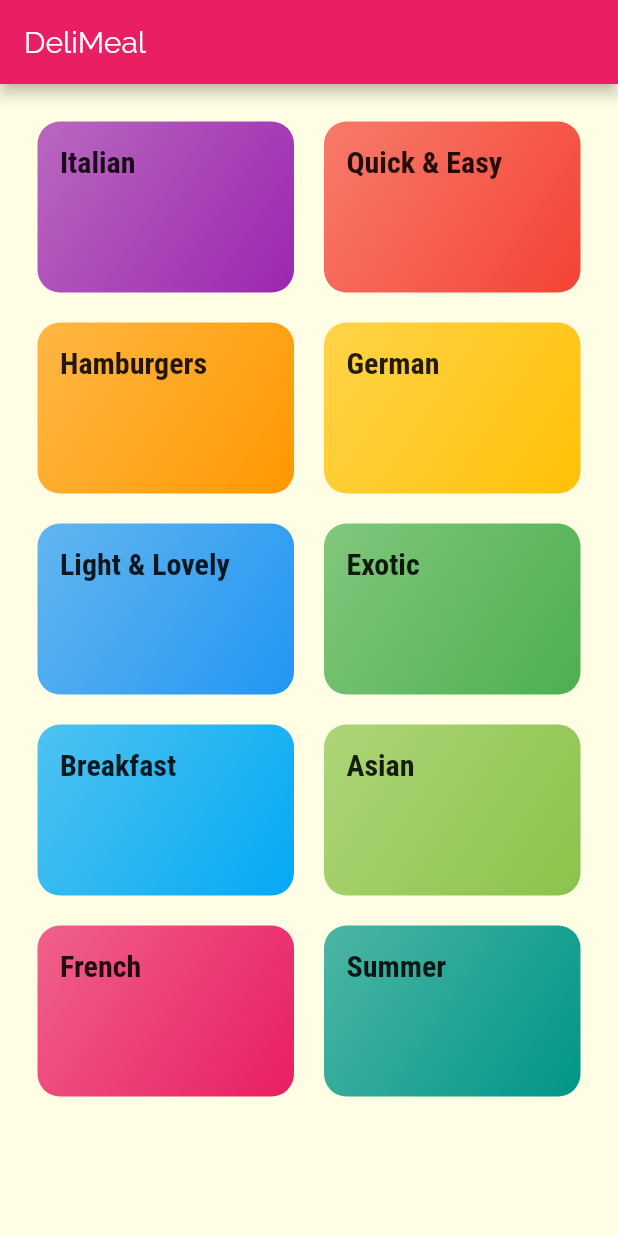
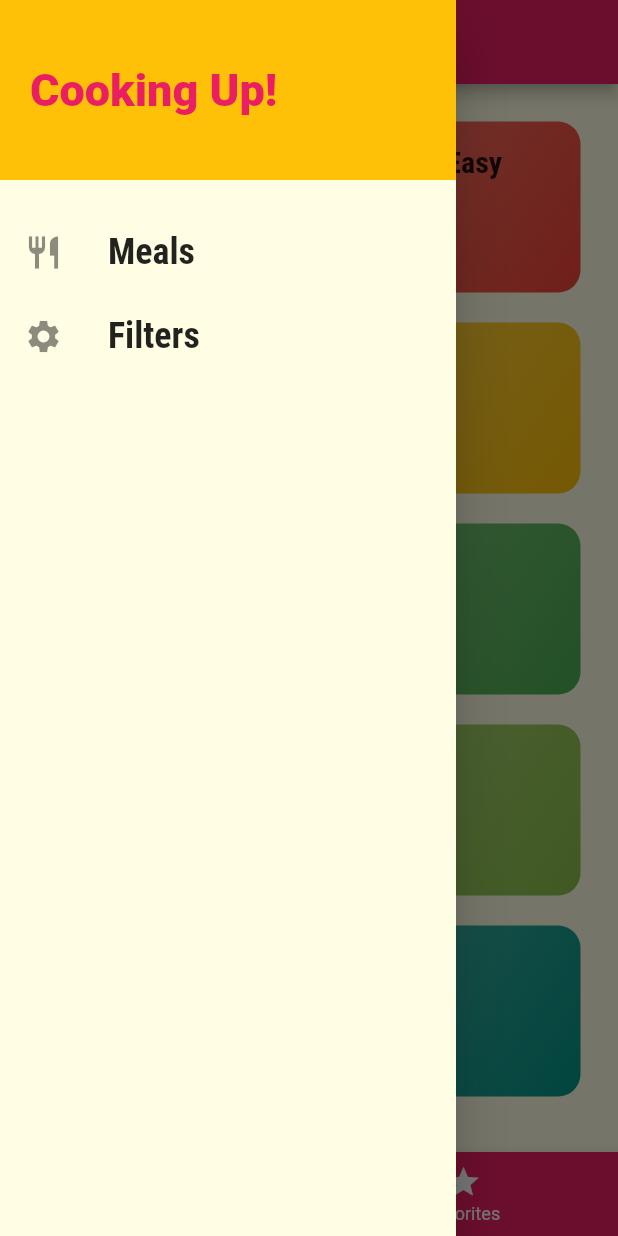
Before and after one commit to DanKheadies/amfd_meals_app, a Flutter app: the screen it shows after launch, with the side drawer open (before the commit the screen has no drawer), on a phone screen of 412 x 824 dp. Run offline on Flutter 3.47's test engine with Material 2 defaults, Android fonts, the phone set to English and light mode, and no system bars.

Commit message:
S7 (complete)

```diff
--- a/lib/main.dart
+++ b/lib/main.dart
@@ -1,15 +1,75 @@
 import 'package:flutter/material.dart';
+import 'package:flutter/cupertino.dart';
+import 'package:meals_app/screens/tabs_screen.dart';
 
+import './dummy_data.dart';
+import './models/meal.dart';
 import './screens/category_meals_screen.dart';
 import './screens/categories_screen.dart';
+import './screens/filters_screen.dart';
 import './screens/meal_detail_screen.dart';
+import './screens/tabs_screen.dart';
 
 void main() {
   runApp(MyApp());
 }
 
-class MyApp extends StatelessWidget {
+class MyApp extends StatefulWidget {
   // This widget is the root of your application.
+  @override
+  _MyAppState createState() => _MyAppState();
+}
+
+class _MyAppState extends State<MyApp> {
+  Map<String, bool> _filters = {
+    'gluten': false,
+    'lactose': false,
+    'vegetarian': false,
+    'vegan': false,
+  };
+  List<Meal> _availableMeals = DUMMY_MEALS;
+  List<Meal> _favoriteMeals = [];
+
+  void _setFilters(Map<String, bool> filterData) {
+    setState(() {
+      _filters = filterData;
+
+      _availableMeals = DUMMY_MEALS.where((meal) {
+        if (_filters['gluten'] && !meal.isGlutenFree) {
+          return false;
+        } else if (_filters['lactose'] && !meal.isLactoseFree) {
+          return false;
+        } else if (_filters['vegetarian'] && !meal.isVegetarian) {
+          return false;
+        } else if (_filters['vegan'] && !meal.isVegan) {
+          return false;
+        }
+        return true;
+      }).toList();
+    });
+  }
+
+  void _toggleFavorites(String mealId) {
+    final existingIndex =
+        _favoriteMeals.indexWhere((meal) => meal.id == mealId);
+
+    if (existingIndex >= 0) {
+      setState(() {
+        _favoriteMeals.removeAt(existingIndex);
+      });
+    } else {
+      setState(() {
+        _favoriteMeals.add(
+          DUMMY_MEALS.firstWhere((meal) => meal.id == mealId),
+        );
+      });
+    }
+  }
+
+  bool _isMealFavorite(String id) {
+    return _favoriteMeals.any((meal) => meal.id == id);
+  }
+
   @override
   Widget build(BuildContext context) {
     return MaterialApp(
@@ -37,10 +97,27 @@ class MyApp extends StatelessWidget {
       // home: CategoriesScreen(),
       // initialRoute: '/',
       routes: {
-        '/': (ctx) => CategoriesScreen(),
-        CategoryMealsScreen.routeName: (ctx) => CategoryMealsScreen(),
-        MealDetailScreen.routeName: (ctx) => MealDetailScreen(),
+        '/': (ctx) => TabsScreen(_favoriteMeals),
+        TabsScreen.routeName: (ctx) => TabsScreen(_favoriteMeals),
+        CategoryMealsScreen.routeName: (ctx) => CategoryMealsScreen(
+              _availableMeals,
+            ),
+        MealDetailScreen.routeName: (ctx) => MealDetailScreen(
+              _toggleFavorites,
+              _isMealFavorite,
+            ),
+        FiltersScreen.routeName: (ctx) => FiltersScreen(
+              _filters,
+              _setFilters,
+            ),
       },
+      // onGenerateRoute: (settings) {
+      //   print(settings.arguments);
+      //   return CupertinoPageRoute(builder: (ctx) => CategoriesScreen());
+      // },
+      // onUnknownRoute: (settings) {
+      //   return CupertinoPageRoute(builder: (ctx) => CategoriesScreen());
+      // },
     );
   }
 }
--- a/lib/screens/categories_screen.dart
+++ b/lib/screens/categories_screen.dart
@@ -6,11 +6,7 @@ import '../widgets/category_item.dart';
 class CategoriesScreen extends StatelessWidget {
   @override
   Widget build(BuildContext context) {
-    return Scaffold(
-      appBar: AppBar(
-        title: const Text('DeliMeal'),
-      ),
-      body: GridView(
+    return GridView(
       padding: const EdgeInsets.all(25),
       children: DUMMY_CATEGORIES
           .map(
@@ -27,7 +23,6 @@ class CategoriesScreen extends StatelessWidget {
         crossAxisSpacing: 20,
         mainAxisSpacing: 20,
       ),
-      ),
     );
   }
 }
--- /dev/null
+++ b/lib/screens/tabs_screen.dart
@@ -0,0 +1,71 @@
+import 'package:flutter/material.dart';
+
+import './categories_screen.dart';
+import './favorites_screen.dart';
+import '../models/meal.dart';
+import '../widgets/main_drawer.dart';
+
+class TabsScreen extends StatefulWidget {
+  static const routeName = '/tabs';
+
+  final List<Meal> favoriteMeals;
+
+  TabsScreen(this.favoriteMeals);
+
+  @override
+  _TabsScreenState createState() => _TabsScreenState();
+}
+
+class _TabsScreenState extends State<TabsScreen> {
+  List<Map<String, Object>> _pages;
+  int _selectedPageIndex = 0;
+
+  @override
+  void initState() {
+    _pages = [
+      {
+        'page': CategoriesScreen(),
+        'title': 'Categories',
+      },
+      {
+        'page': FavoritesScreen(widget.favoriteMeals),
+        'title': 'Your Favorites',
+      },
+    ];
+    super.initState();
+  }
+
+  void _selectPage(int index) {
+    setState(() {
+      _selectedPageIndex = index;
+    });
+  }
+
+  @override
+  Widget build(BuildContext context) {
+    return Scaffold(
+      appBar: AppBar(
+        title: Text(_pages[_selectedPageIndex]['title']),
+      ),
+      drawer: MainDrawer(),
+      body: _pages[_selectedPageIndex]['page'],
+      bottomNavigationBar: BottomNavigationBar(
+        onTap: _selectPage,
+        backgroundColor: Theme.of(context).primaryColor,
+        unselectedItemColor: Colors.white,
+        selectedItemColor: Theme.of(context).accentColor,
+        currentIndex: _selectedPageIndex,
+        items: [
+          BottomNavigationBarItem(
+            icon: Icon(Icons.category),
+            label: 'Categories',
+          ),
+          BottomNavigationBarItem(
+            icon: Icon(Icons.star),
+            label: 'Favorites',
+          ),
+        ],
+      ),
+    );
+  }
+}
--- /dev/null
+++ b/lib/widgets/main_drawer.dart
@@ -0,0 +1,58 @@
+import 'package:flutter/material.dart';
+
+import '../screens/filters_screen.dart';
+import '../screens/tabs_screen.dart';
+
+class MainDrawer extends StatelessWidget {
+  Widget buildListTile(String title, IconData icon, Function tapHandler) {
+    return ListTile(
+      leading: Icon(
+        icon,
+        size: 26,
+      ),
+      title: Text(
+        title,
+        style: TextStyle(
+          fontFamily: 'RobotoCondensed',
+          fontSize: 24,
+          fontWeight: FontWeight.bold,
+        ),
+      ),
+      onTap: tapHandler,
+    );
+  }
+
+  @override
+  Widget build(BuildContext context) {
+    return Drawer(
+      child: Column(
+        children: <Widget>[
+          Container(
+            height: 120,
+            width: double.infinity,
+            padding: EdgeInsets.all(20),
+            alignment: Alignment.centerLeft,
+            color: Theme.of(context).accentColor,
+            child: Text(
+              'Cooking Up!',
+              style: TextStyle(
+                fontWeight: FontWeight.w900,
+                fontSize: 30,
+                color: Theme.of(context).primaryColor,
+              ),
+            ),
+          ),
+          SizedBox(
+            height: 20,
+          ),
+          buildListTile('Meals', Icons.restaurant, () {
+            Navigator.of(context).pushReplacementNamed(TabsScreen.routeName);
+          }),
+          buildListTile('Filters', Icons.settings, () {
+            Navigator.of(context).pushReplacementNamed(FiltersScreen.routeName);
+          }),
+        ],
+      ),
+    );
+  }
+}
```
Also changed, not shown: lib/screens/category_meals_screen.dart (+44 -20 lines), lib/screens/favorites_screen.dart (added, +33 -0 lines), lib/screens/filters_screen.dart (added, +137 -0 lines), lib/screens/meal_detail_screen.dart (+92 -5 lines), lib/widgets/meal_item.dart (+8 -2 lines). Lines whose indentation alone changed are shown as unchanged.
